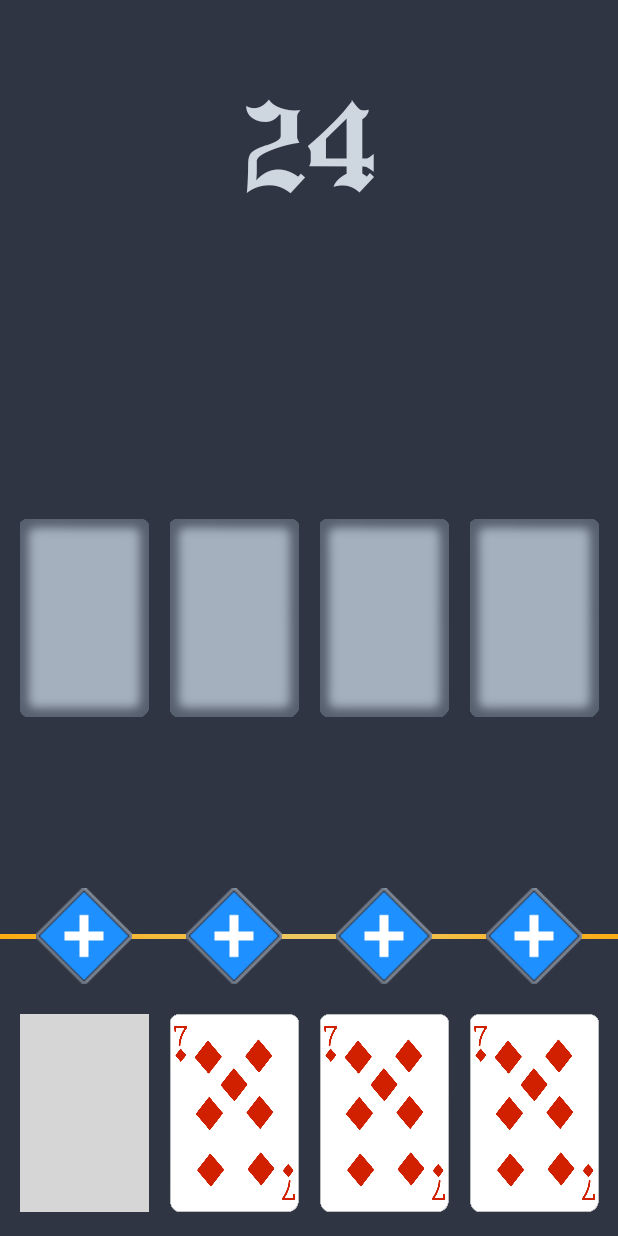
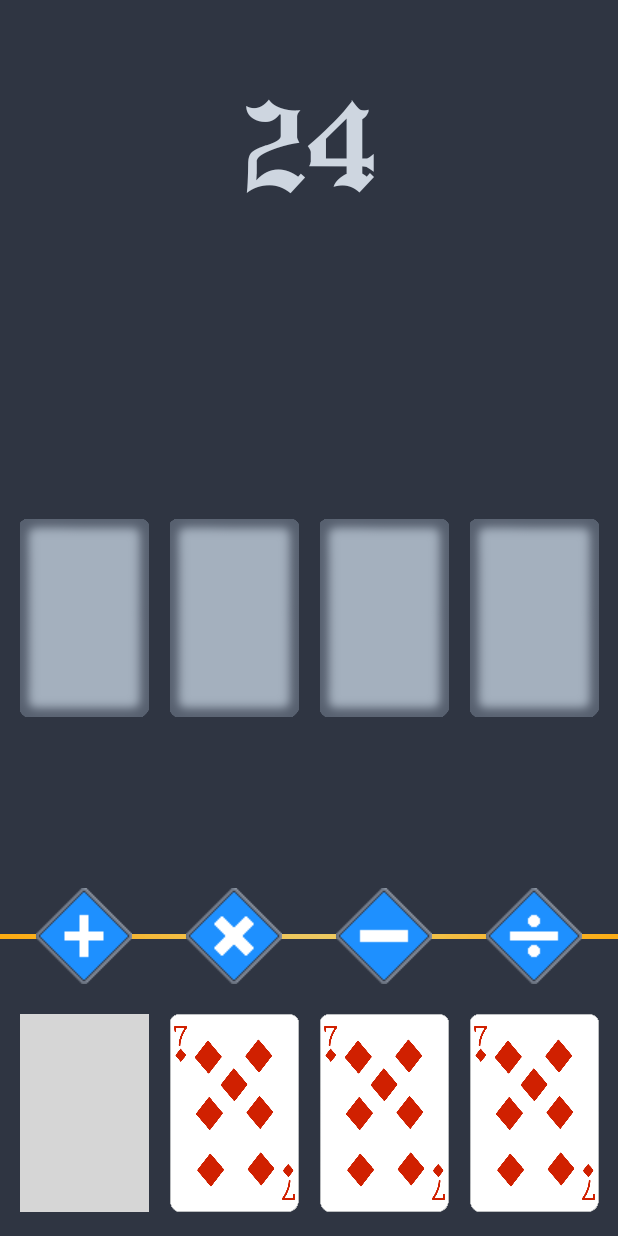
Before and after one commit to vincentwang60/Android-App-24-Puzzle-Game, an Android app: the screen it shows after launch (MainActivity), on a phone screen of 412 x 824 dp. Run offline under Robolectric (Android 15) with nearby library versions, the phone set to English and light mode, and no system bars; grey boxes are pictures that could not be loaded.

Commit message:
merge attempt

```diff
--- a/app/src/main/res/layout/activity_main.xml
+++ b/app/src/main/res/layout/activity_main.xml
@@ -89,7 +89,7 @@
         app:layout_constraintBottom_toBottomOf="parent"
         app:layout_constraintEnd_toEndOf="parent"
         app:layout_constraintStart_toStartOf="parent"
-        app:srcCompat="@drawable/plus" />
+        app:srcCompat="@drawable/times" />
 
     <ImageView
         android:id="@+id/op3"
@@ -101,7 +101,7 @@
         app:layout_constraintBottom_toBottomOf="parent"
         app:layout_constraintEnd_toEndOf="parent"
         app:layout_constraintStart_toStartOf="parent"
-        app:srcCompat="@drawable/plus" />
+        app:srcCompat="@drawable/minus" />
 
     <ImageView
         android:id="@+id/op4"
@@ -113,7 +113,7 @@
         app:layout_constraintBottom_toBottomOf="parent"
         app:layout_constraintEnd_toEndOf="parent"
         app:layout_constraintStart_toStartOf="parent"
-        app:srcCompat="@drawable/plus" />
+        app:srcCompat="@drawable/divide" />
 
     <TextView
         android:id="@+id/text1"
```
Also changed, not shown: app/src/main/res/drawable/divide.png (added), app/src/main/res/drawable/minus.png (added), app/src/main/res/drawable/times.png (added).
